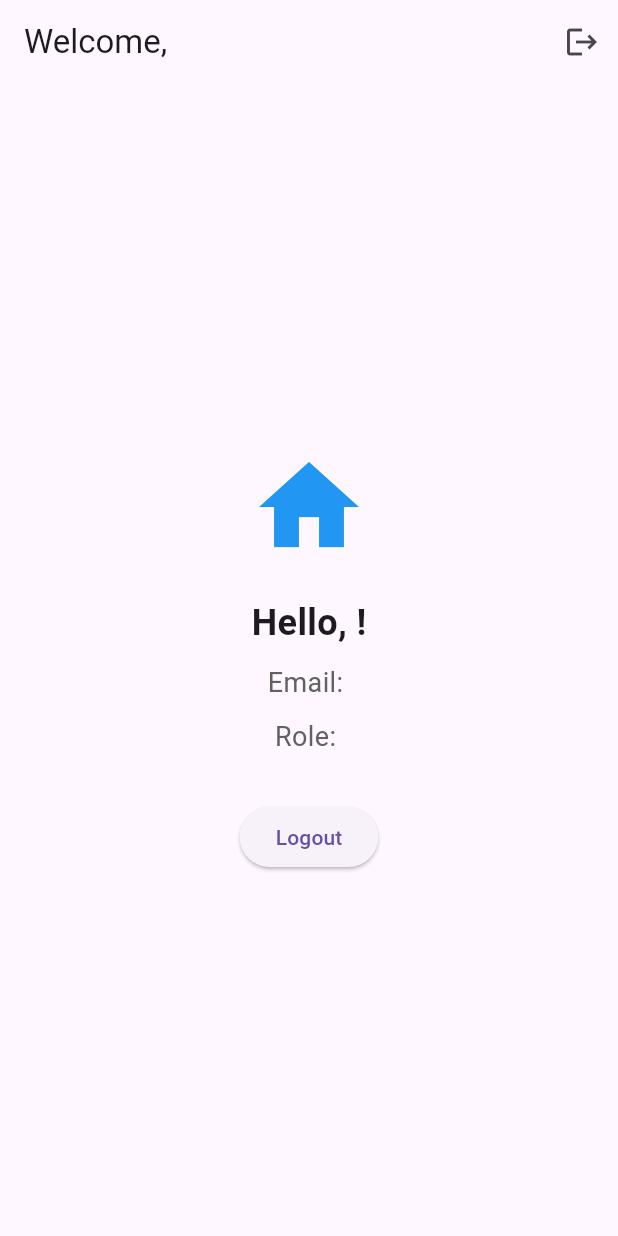
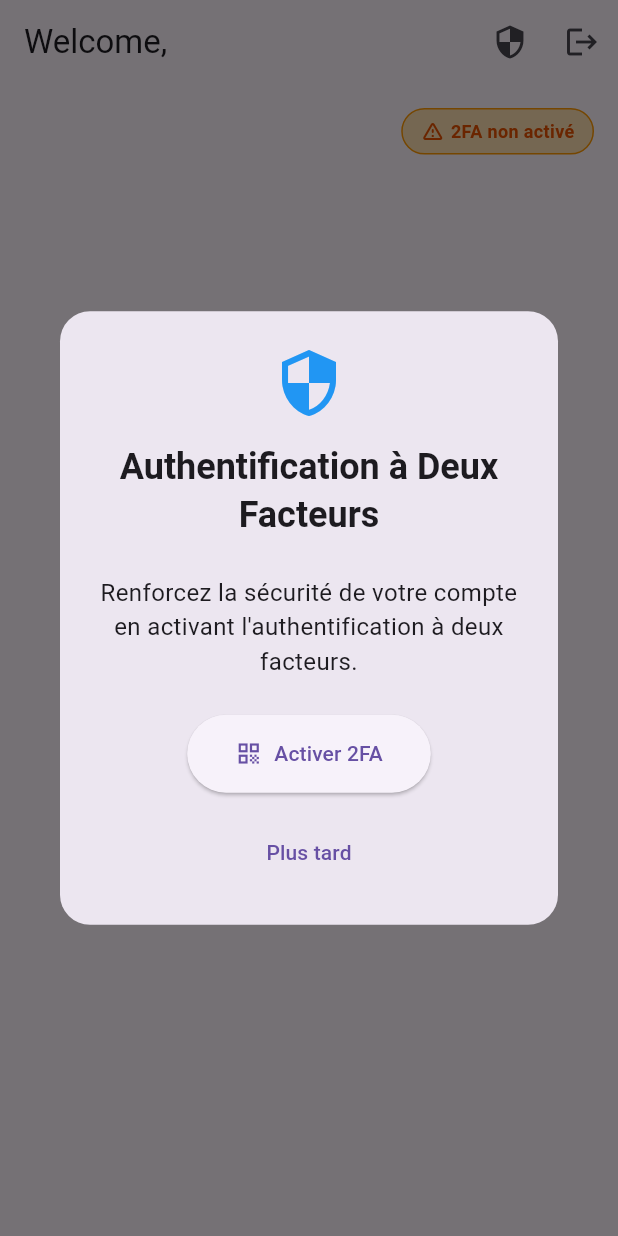
Before and after one commit to dalikhouaja008/frontoffice, a Flutter app: the HomeScreen screen opened directly with empty values, on a phone screen of 412 x 824 dp. Run offline on Flutter 3.47's test engine with Material 3 defaults, Android fonts, the phone set to English and light mode, and no system bars; our stand-ins replace bloc, dartz, equatable, flutter_bloc, font_awesome_flutter, google_fonts and 4 more; project files that could hold a hidden picture were left out.

Commit message:
commencer partie couche presentation 2FA

```diff
--- a/lib/features/auth/domain/entities/user.dart
+++ b/lib/features/auth/domain/entities/user.dart
@@ -3,11 +3,74 @@ class User {
   final String username;
   final String email;
   final String role;
+  final String? twoFactorSecret;
+  final bool isTwoFactorEnabled;
+  final DateTime createdAt;
+  final DateTime updatedAt;
 
   User({
     required this.id,
     required this.username,
     required this.email,
     required this.role,
+    this.twoFactorSecret,
+    this.isTwoFactorEnabled = false,
+    required this.createdAt,
+    required this.updatedAt,
   });
+
+  User copyWith({
+    String? id,
+    String? username,
+    String? email,
+    String? role,
+    String? twoFactorSecret,
+    bool? isTwoFactorEnabled,
+    DateTime? createdAt,
+    DateTime? updatedAt,
+  }) {
+    return User(
+      id: id ?? this.id,
+      username: username ?? this.username,
+      email: email ?? this.email,
+      role: role ?? this.role,
+      twoFactorSecret: twoFactorSecret ?? this.twoFactorSecret,
+      isTwoFactorEnabled: isTwoFactorEnabled ?? this.isTwoFactorEnabled,
+      createdAt: createdAt ?? this.createdAt,
+      updatedAt: updatedAt ?? this.updatedAt,
+    );
+  }
+
+  // Pour la comparaison d'objets
+  @override
+  bool operator ==(Object other) =>
+      identical(this, other) ||
+      other is User &&
+          runtimeType == other.runtimeType &&
+          id == other.id &&
+          username == other.username &&
+          email == other.email &&
+          role == other.role &&
+          twoFactorSecret == other.twoFactorSecret &&
+          isTwoFactorEnabled == other.isTwoFactorEnabled &&
+          createdAt == other.createdAt &&
+          updatedAt == other.updatedAt;
+
+  @override
+  int get hashCode =>
+      id.hashCode ^
+      username.hashCode ^
+      email.hashCode ^
+      role.hashCode ^
+      twoFactorSecret.hashCode ^
+      isTwoFactorEnabled.hashCode ^
+      createdAt.hashCode ^
+      updatedAt.hashCode;
+
+  @override
+  String toString() {
+    return 'User{id: $id, username: $username, email: $email, role: $role, '
+        'isTwoFactorEnabled: $isTwoFactorEnabled, createdAt: $createdAt, '
+        'updatedAt: $updatedAt}';
+  }
 }
--- a/lib/features/auth/presentation/pages/home_screen.dart
+++ b/lib/features/auth/presentation/pages/home_screen.dart
@@ -1,57 +1,182 @@
 import 'package:flutter/material.dart';
 import 'package:flutter_bloc/flutter_bloc.dart';
+import 'package:the_boost/core/network/graphql_client.dart';
+import 'package:the_boost/features/auth/data/repositories/two_factor_auth_repository.dart';
+import 'package:the_boost/features/auth/presentation/widgets/dialogs/two_factor_dialog.dart';
 import '../../domain/entities/user.dart';
-import '../bloc/login/login_bloc.dart';
+import '../bloc/2FA/two_factor_auth_bloc.dart';
 import 'login_screen.dart';
 
-class HomeScreen extends StatelessWidget {
-  final User user; // ✅ Receive user data
+class HomeScreen extends StatefulWidget {
+  final User user;
 
   const HomeScreen({Key? key, required this.user}) : super(key: key);
+
+  @override
+  State<HomeScreen> createState() => _HomeScreenState();
+}
+
+class _HomeScreenState extends State<HomeScreen> {
+  late final TwoFactorAuthRepository _twoFactorAuthRepository;
+
+  @override
+  void initState() {
+    super.initState();
+    _twoFactorAuthRepository = TwoFactorAuthRepositoryImpl(
+      client: GraphQLService.client,
+    );
+
+    if (!widget.user.isTwoFactorEnabled) {
+      WidgetsBinding.instance.addPostFrameCallback((_) {
+        _show2FADialog();
+      });
+    }
+  }
+
+  void _show2FADialog() {
+    showDialog(
+      context: context,
+      barrierDismissible: false,
+      builder: (context) => BlocProvider(
+        create: (context) => TwoFactorAuthBloc(
+          repository: _twoFactorAuthRepository,
+        ),
+        child: TwoFactorDialog(
+          user: widget.user,
+          onSkip: () {
+            Navigator.of(context).pop(); // Ferme le dialogue
+            ScaffoldMessenger.of(context).showSnackBar(
+              SnackBar(
+                content: const Text(
+                  'Vous pouvez activer la 2FA à tout moment via le menu de sécurité',
+                ),
+                action: SnackBarAction(
+                  label: 'Activer',
+                  onPressed: _show2FADialog,
+                ),
+              ),
+            );
+          },
+        ),
+      ),
+    );
+  }
 
   @override
   Widget build(BuildContext context) {
     return Scaffold(
       appBar: AppBar(
-        title: Text("Welcome, ${user.username}"),
+        title: Text("Welcome, ${widget.user.username}"),
         actions: [
+          if (!widget.user.isTwoFactorEnabled)
             IconButton(
-            icon: Icon(Icons.logout),
+              icon: const Icon(Icons.security_outlined),
+              onPressed: _show2FADialog,
+              tooltip: 'Activer 2FA',
+            ),
+          IconButton(
+            icon: const Icon(Icons.logout),
             onPressed: () {
-              // ✅ Logout and go back to login screen
-             // context.read<LoginBloc>().add(LogoutRequested());
               Navigator.pushReplacement(
                 context,
-                MaterialPageRoute(builder: (context) => LoginScreen()),
+                MaterialPageRoute(builder: (context) => const LoginScreen()),
               );
             },
           ),
         ],
       ),
-      body: Center(
+      body: Stack(
+        children: [
+          Center(
             child: Column(
               mainAxisAlignment: MainAxisAlignment.center,
               children: [
-            Icon(Icons.home, size: 80, color: Colors.blue),
-            SizedBox(height: 20),
-            Text("Hello, ${user.username}!", style: TextStyle(fontSize: 24, fontWeight: FontWeight.bold)),
-            SizedBox(height: 10),
-            Text("Email: ${user.email}", style: TextStyle(fontSize: 18, color: Colors.grey[700])),
-            SizedBox(height: 10),
-            Text("Role: ${user.role}", style: TextStyle(fontSize: 18, color: Colors.grey[700])),
-            SizedBox(height: 30),
-            ElevatedButton(
+                const Icon(Icons.home, size: 80, color: Colors.blue),
+                const SizedBox(height: 20),
+                Text(
+                  "Hello, ${widget.user.username}!",
+                  style: const TextStyle(
+                    fontSize: 24,
+                    fontWeight: FontWeight.bold
+                  ),
+                ),
+                const SizedBox(height: 10),
+                Text(
+                  "Email: ${widget.user.email}",
+                  style: TextStyle(fontSize: 18, color: Colors.grey[700]),
+                ),
+                const SizedBox(height: 10),
+                Text(
+                  "Role: ${widget.user.role}",
+                  style: TextStyle(fontSize: 18, color: Colors.grey[700]),
+                ),
+                const SizedBox(height: 30),
+                if (!widget.user.isTwoFactorEnabled)
+                  ElevatedButton.icon(
+                    icon: const Icon(Icons.security),
+                    label: const Text("Activer 2FA"),
+                    style: ElevatedButton.styleFrom(
+                      backgroundColor: Colors.blue,
+                      foregroundColor: Colors.white,
+                      padding: const EdgeInsets.symmetric(
+                        horizontal: 24,
+                        vertical: 12,
+                      ),
+                    ),
+                    onPressed: _show2FADialog,
+                  ),
+                const SizedBox(height: 10),
+                OutlinedButton.icon(
+                  icon: const Icon(Icons.logout),
+                  label: const Text("Déconnexion"),
                   onPressed: () {
                     Navigator.pushReplacement(
                       context,
-                  MaterialPageRoute(builder: (context) => LoginScreen()), // ✅ Redirect to login
+                      MaterialPageRoute(builder: (context) => const LoginScreen()),
                     );
                   },
-              child: Text("Logout"),
                 ),
               ],
             ),
           ),
+          // Badge de sécurité si 2FA non activé
+          if (!widget.user.isTwoFactorEnabled)
+            Positioned(
+              top: 16,
+              right: 16,
+              child: Container(
+                padding: const EdgeInsets.symmetric(
+                  horizontal: 12,
+                  vertical: 6,
+                ),
+                decoration: BoxDecoration(
+                  color: Colors.orange.shade100,
+                  borderRadius: BorderRadius.circular(20),
+                  border: Border.all(color: Colors.orange),
+                ),
+                child: Row(
+                  mainAxisSize: MainAxisSize.min,
+                  children: [
+                    Icon(
+                      Icons.warning_amber_rounded,
+                      size: 16,
+                      color: Colors.orange.shade900,
+                    ),
+                    const SizedBox(width: 4),
+                    Text(
+                      '2FA non activé',
+                      style: TextStyle(
+                        color: Colors.orange.shade900,
+                        fontSize: 12,
+                        fontWeight: FontWeight.bold,
+                      ),
+                    ),
+                  ],
+                ),
+              ),
+            ),
+        ],
+      ),
     );
   }
 }
--- /dev/null
+++ b/lib/features/auth/presentation/widgets/dialogs/two_factor_dialog.dart
@@ -0,0 +1,243 @@
+import 'package:flutter/material.dart';
+import 'package:flutter_bloc/flutter_bloc.dart';
+import 'package:qr_flutter/qr_flutter.dart';
+import 'package:pin_code_fields/pin_code_fields.dart';
+import 'package:the_boost/features/auth/domain/entities/user.dart';
+import 'package:the_boost/features/auth/presentation/bloc/2FA/two_factor_auth_bloc.dart';
+import 'package:the_boost/features/auth/presentation/bloc/2FA/two_factor_auth_event.dart';
+import 'package:the_boost/features/auth/presentation/bloc/2FA/two_factor_auth_state.dart';
+
+
+class TwoFactorDialog extends StatefulWidget {
+   final User user;
+  final VoidCallback onSkip;
+
+  const TwoFactorDialog({
+     super.key,
+    required this.user,
+    required this.onSkip,
+    });
+
+  @override
+  State<TwoFactorDialog> createState() => _TwoFactorDialogState();
+}
+
+class _TwoFactorDialogState extends State<TwoFactorDialog> {
+  final TextEditingController _pinController = TextEditingController();
+
+  @override
+  Widget build(BuildContext context) {
+    return BlocConsumer<TwoFactorAuthBloc, TwoFactorAuthState>(
+      listener: (context, state) {
+        if (state is TwoFactorAuthError) {
+          ScaffoldMessenger.of(context).showSnackBar(
+            SnackBar(
+              content: Text(state.message),
+              backgroundColor: Colors.red,
+            ),
+          );
+        } else if (state is TwoFactorAuthLoginSuccess) {
+          Navigator.of(context).pop(); // Ferme le dialogue
+          // Naviguer vers la page d'accueil ou autre
+        }
+      },
+      builder: (context, state) {
+        return Dialog(
+          shape: RoundedRectangleBorder(
+            borderRadius: BorderRadius.circular(20),
+          ),
+          child: Stack(
+            clipBehavior: Clip.none,
+            alignment: Alignment.center,
+            children: [
+              Container(
+                padding: const EdgeInsets.all(24),
+                constraints: const BoxConstraints(maxWidth: 400),
+                child: SingleChildScrollView(
+                  child: Column(
+                    mainAxisSize: MainAxisSize.min,
+                    children: [
+                      _buildHeader(),
+                      const SizedBox(height: 24),
+                      if (state is TwoFactorAuthLoading) ...[
+                        const CircularProgressIndicator(),
+                        const SizedBox(height: 16),
+                        const Text('Chargement...'),
+                      ] else if (state is TwoFactorAuthEnabled) ...[
+                        _buildQRSection(state.qrCodeUrl),
+                      ] else if (state is TwoFactorAuthVerified) ...[
+                        _buildSuccessSection(),
+                      ] else ...[
+                        _buildInitialSection(),
+                      ],
+                    ],
+                  ),
+                ),
+              ),
+              if (state is TwoFactorAuthLoading)
+                Positioned(
+                  child: Container(
+                    decoration: BoxDecoration(
+                      color: Colors.black54,
+                      borderRadius: BorderRadius.circular(20),
+                    ),
+                    child: const Center(
+                      child: CircularProgressIndicator(
+                        valueColor: AlwaysStoppedAnimation<Color>(Colors.white),
+                      ),
+                    ),
+                  ),
+                ),
+            ],
+          ),
+        );
+      },
+    );
+  }
+
+  Widget _buildHeader() {
+    return Column(
+      children: [
+        const Icon(
+          Icons.security,
+          size: 48,
+          color: Colors.blue,
+        ),
+        const SizedBox(height: 16),
+        Text(
+          'Authentification à Deux Facteurs',
+          style: Theme.of(context).textTheme.headlineSmall?.copyWith(
+                fontWeight: FontWeight.bold,
+              ),
+          textAlign: TextAlign.center,
+        ),
+      ],
+    );
+  }
+
+  Widget _buildInitialSection() {
+    return Column(
+      children: [
+        const Text(
+          'Renforcez la sécurité de votre compte en activant l\'authentification à deux facteurs.',
+          textAlign: TextAlign.center,
+          style: TextStyle(fontSize: 16),
+        ),
+        const SizedBox(height: 24),
+        ElevatedButton.icon(
+          onPressed: () {
+            context.read<TwoFactorAuthBloc>().add(const EnableTwoFactorAuthEvent());
+          },
+          icon: const Icon(Icons.qr_code),
+          label: const Text('Activer 2FA'),
+          style: ElevatedButton.styleFrom(
+            padding: const EdgeInsets.symmetric(
+              horizontal: 32,
+              vertical: 16,
+            ),
+            shape: RoundedRectangleBorder(
+              borderRadius: BorderRadius.circular(30),
+            ),
+          ),
+        ),
+        const SizedBox(height: 16),
+        TextButton(
+           onPressed: () {
+            Navigator.of(context).pop(); // Ferme le dialogue
+            widget.onSkip(); // Appelle le callback de navigation
+          },
+          child: const Text('Plus tard'),
+        ),
+      ],
+    );
+  }
+
+  Widget _buildQRSection(String qrCodeUrl) {
+    return Column(
+      children: [
+        const Text(
+          'Scannez ce QR code avec votre application d\'authentification',
+          textAlign: TextAlign.center,
+          style: TextStyle(fontSize: 16),
+        ),
+        const SizedBox(height: 24),
+        Container(
+          padding: const EdgeInsets.all(16),
+          decoration: BoxDecoration(
+            border: Border.all(color: Colors.grey.shade300),
+            borderRadius: BorderRadius.circular(12),
+          ),
+          child: QrImageView(
+            data: qrCodeUrl,
+            size: 200,
+            backgroundColor: Colors.white,
+          ),
+        ),
+        const SizedBox(height: 24),
+        const Text(
+          'Entrez le code à 6 chiffres de votre application',
+          style: TextStyle(fontSize: 16),
+        ),
+        const SizedBox(height: 16),
+        PinCodeTextField(
+          appContext: context,
+          length: 6,
+          controller: _pinController,
+          obscureText: true,
+          animationType: AnimationType.fade,
+          pinTheme: PinTheme(
+            shape: PinCodeFieldShape.box,
+            borderRadius: BorderRadius.circular(8),
+            fieldHeight: 50,
+            fieldWidth: 40,
+            activeFillColor: Colors.white,
+            activeColor: Colors.blue,
+            selectedColor: Colors.blue,
+            inactiveColor: Colors.grey.shade300,
+          ),
+          onCompleted: (code) {
+            context.read<TwoFactorAuthBloc>().add(
+                  VerifyTwoFactorAuthEvent(code),
+                );
+          },
+          onChanged: (_) {},
+        ),
+      ],
+    );
+  }
+
+  Widget _buildSuccessSection() {
+    return Column(
+      children: [
+        const Icon(
+          Icons.check_circle_outline,
+          size: 64,
+          color: Colors.green,
+        ),
+        const SizedBox(height: 16),
+        const Text(
+          'L\'authentification à deux facteurs a été activée avec succès !',
+          textAlign: TextAlign.center,
+          style: TextStyle(fontSize: 16),
+        ),
+        const SizedBox(height: 24),
+        ElevatedButton(
+          onPressed: () => Navigator.of(context).pop(),
+          child: const Text('Terminer'),
+          style: ElevatedButton.styleFrom(
+            backgroundColor: Colors.green,
+            shape: RoundedRectangleBorder(
+              borderRadius: BorderRadius.circular(30),
+            ),
+          ),
+        ),
+      ],
+    );
+  }
+
+  @override
+  void dispose() {
+    _pinController.dispose();
+    super.dispose();
+  }
+}
--- a/pubspec.yaml
+++ b/pubspec.yaml
@@ -39,6 +39,8 @@ dependencies:
   google_fonts: ^6.1.0
   lottie: ^2.6.0
   font_awesome_flutter: ^10.6.0
+  qr_flutter: ^4.1.0
+  pin_code_fields: ^8.0.1
 
 
   # The following adds the Cupertino Icons font to your application.
```
Also changed, not shown: lib/features/auth/data/models/user_model.dart (+100 -7 lines), lib/features/auth/presentation/pages/login_screen.dart (+36 -26 lines), pubspec.lock. Lines whose indentation alone changed are shown as unchanged.
